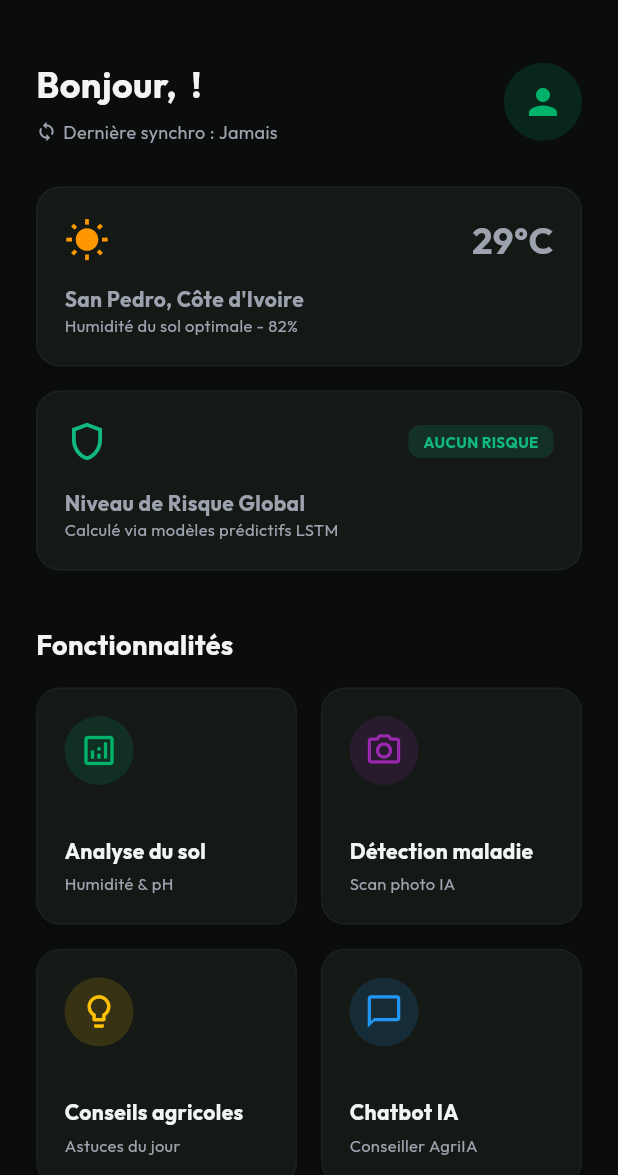
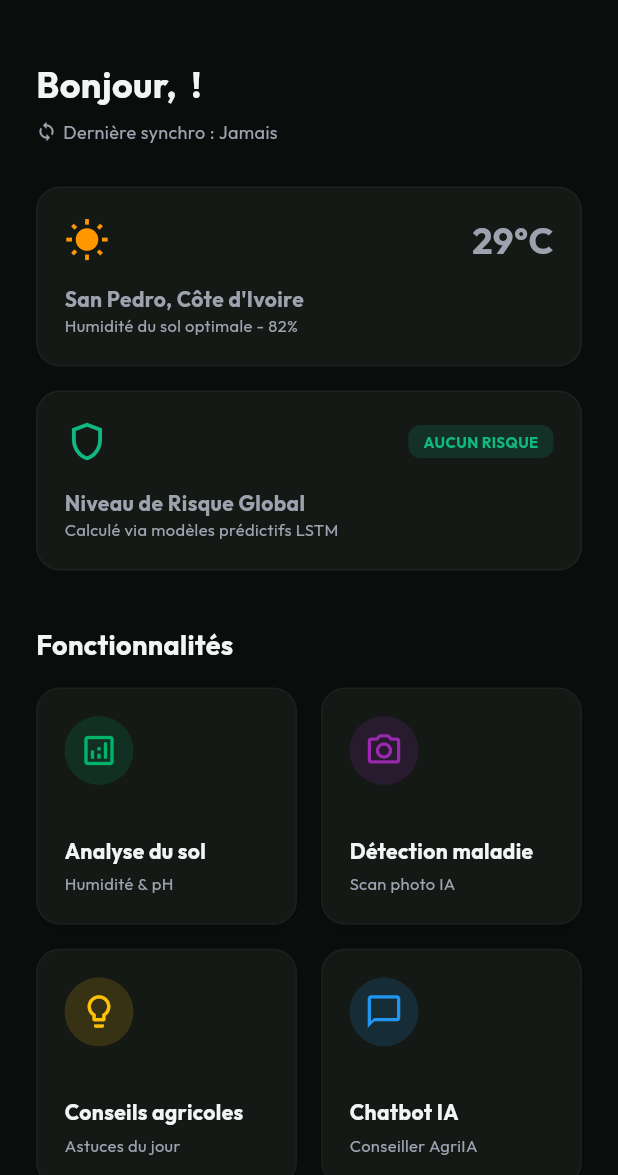
Before and after one commit to aymeric-nzore/Neon_code, a Flutter app: the DashboardScreen screen opened directly, on a phone screen of 412 x 824 dp, the part 61-1236 px from its top. Run offline on Flutter 3.47's test engine with Material 3 defaults, Android fonts, the phone set to English and light mode, and no system bars; our stand-ins replace fl_chart, google_fonts, image_picker, shared_preferences, supabase_flutter; accounts and stored records are empty.

Commit message:
style: remove unnecessary profile icon on dashboard

```diff
--- a/cacao_ai_flutter/lib/ui/screens/dashboard/dashboard_screen.dart
+++ b/cacao_ai_flutter/lib/ui/screens/dashboard/dashboard_screen.dart
@@ -106,9 +106,6 @@ class _DashboardScreenState extends State<DashboardScreen> {
                 crossAxisAlignment: CrossAxisAlignment.stretch,
                 children: [
                   // User info & sync state
-                  Row(
-                    mainAxisAlignment: MainAxisAlignment.spaceBetween,
-                    children: [
                   Column(
                     crossAxisAlignment: CrossAxisAlignment.start,
                     children: [
@@ -130,13 +127,6 @@ class _DashboardScreenState extends State<DashboardScreen> {
                             style: const TextStyle(fontSize: 12, color: AppTheme.textMuted),
                           ),
                         ],
-                          ),
-                        ],
-                      ),
-                      CircleAvatar(
-                        backgroundColor: AppTheme.primaryGreen.withOpacity(0.15),
-                        radius: 26,
-                        child: const Icon(Icons.person, color: AppTheme.primaryGreen, size: 28),
                       ),
                     ],
                   ),
--- a/chatbot_ai/requirements.txt
+++ b/chatbot_ai/requirements.txt
@@ -14,7 +14,6 @@ jsonpath-python==1.1.6
 mistralai==2.5.0
 opentelemetry-api==1.39.1
 opentelemetry-semantic-conventions==0.60b1
-pip==26.1.2
 pydantic==2.13.4
 pydantic-core==2.46.4
 python-dateutil==2.9.0.post0
```
Also changed, not shown: analyse_ai/requirements.txt (+13 -13 lines). Lines whose indentation alone changed are shown as unchanged.
